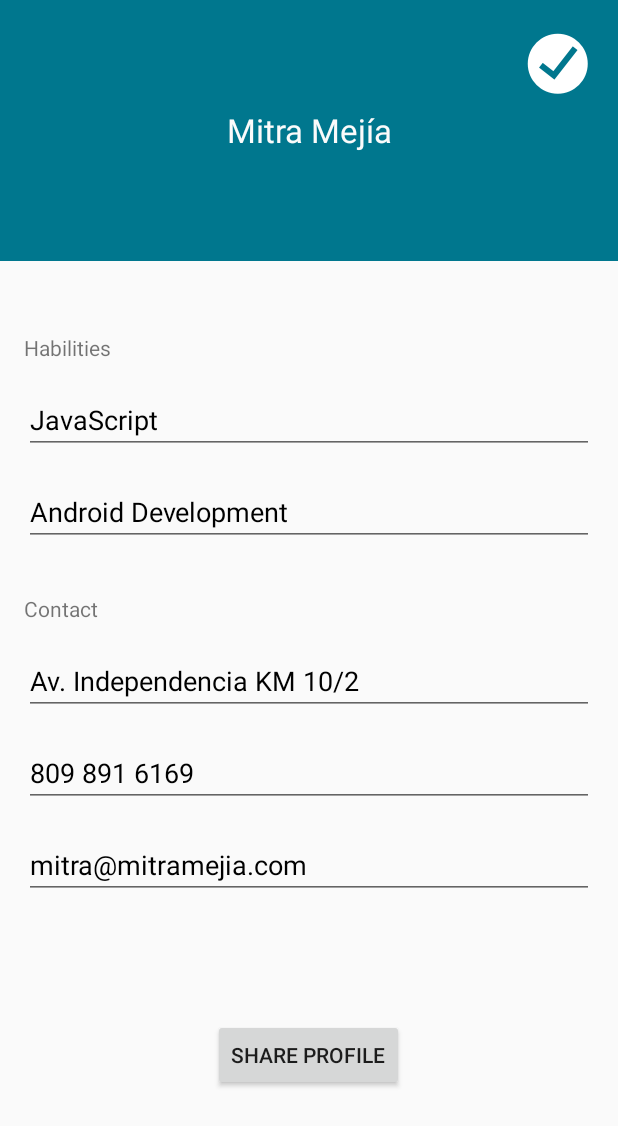
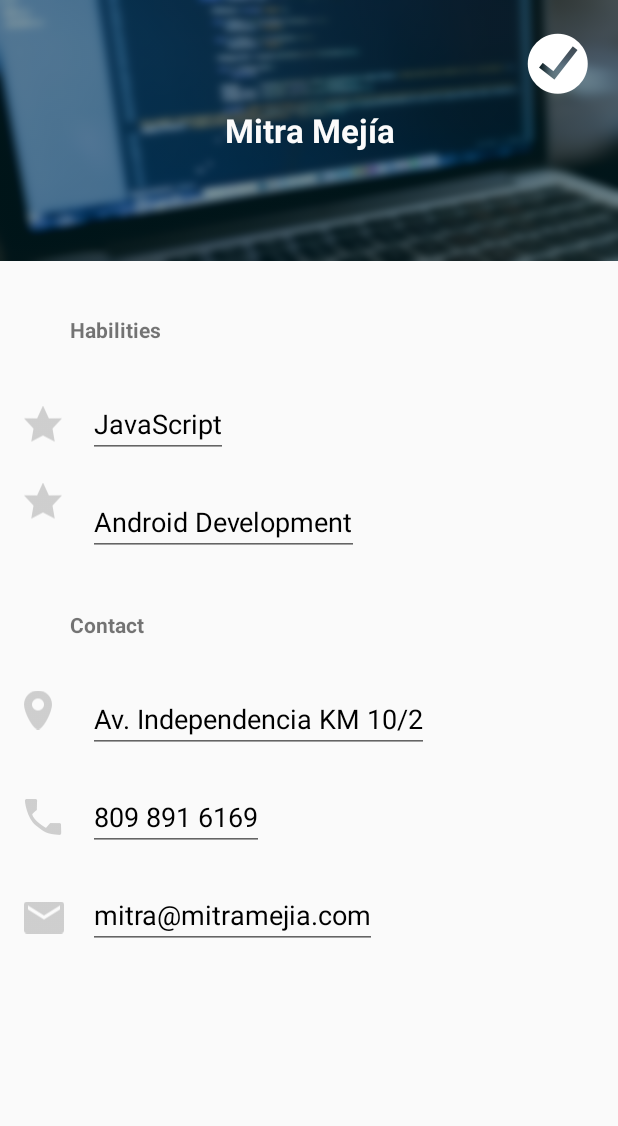
Before and after one commit to mitramejia/ecard, an Android app: the EditProfileActivity screen opened directly, with no data from a screen before it, on a phone screen of 412 x 824 dp. Shown: the top 1126 px of the screen. Run offline under Robolectric (Android 15) with nearby library versions, the phone set to English and light mode, and no system bars.

Commit message:
Update ui ids

```diff
--- a/app/src/main/res/layout/activity_main.xml
+++ b/app/src/main/res/layout/activity_main.xml
@@ -225,7 +225,7 @@
         android:layout_alignParentEnd="true"
         android:layout_marginEnd="19dp"
         android:src="@mipmap/icon_edit"
-        android:onClick="editUserProfile"
+        android:onClick="goToActivityEditUserProfile"
         android:adjustViewBounds="false"
         android:contextClickable="false"
         android:background="@color/transparent"
--- a/app/src/main/res/layout/edit_profile_activity.xml
+++ b/app/src/main/res/layout/edit_profile_activity.xml
@@ -15,25 +15,28 @@
         android:layout_height="@dimen/profileHeaderHeight"
         android:textAppearance="?android:attr/textAppearanceLarge"
         android:text="Mitra Mejía"
-        android:id="@+id/textUserFullName"
-
-        android:layout_gravity="fill|right|top"
+        android:id="@+id/editTextUserFullName"
+        android:layout_alignParentTop="true"
+        android:layout_centerHorizontal="true"
+        android:layout_gravity="end"
         android:gravity="center_vertical|center_horizontal"
-        android:autoText="false"
-        android:background="@color/colorPrimaryDark"
+        android:background="@mipmap/profile_bg"
         android:textColor="@color/white"
-        android:elegantTextHeight="true"
-        android:layout_row="0"
-        android:layout_column="0"
-        android:layout_alignParentTop="true" />
+        android:backgroundTintMode="src_over"
+        android:backgroundTint="@color/colorProfileImageBg"
+        android:contextClickable="false"
+        android:textStyle="bold"
+        android:textIsSelectable="true"
+        android:singleLine="true"
+        android:elegantTextHeight="false" />
 
     <GridLayout
         android:layout_width="fill_parent"
         android:layout_height="match_parent"
         android:layout_alignParentStart="false"
         android:rowCount="10"
-        android:columnCount="1"
-        android:layout_alignParentEnd="true"
+        android:columnCount="2"
+        android:layout_alignParentEnd="false"
         android:layout_marginLeft="0dp"
         android:layout_marginRight="0dp"
         android:layout_marginBottom="0dp"
@@ -41,8 +44,17 @@
         android:paddingRight="@dimen/activity_horizontal_margin"
         android:paddingTop="@dimen/activity_vertical_margin"
         android:paddingBottom="@dimen/activity_vertical_margin"
-        android:layout_below="@+id/textUserFullName"
-        android:id="@+id/gridLayout">
+        android:rowOrderPreserved="true"
+        android:layout_below="@+id/editTextUserFullName"
+        android:layout_alignParentTop="false"
+        android:layout_alignParentBottom="false"
+        android:alignmentMode="alignMargins"
+        android:columnOrderPreserved="true"
+        android:orientation="horizontal"
+        android:transitionGroup="false"
+        android:useDefaultMargins="true"
+        android:layout_marginTop="0dp"
+        android:focusableInTouchMode="true">
 
         <TextView
             android:layout_width="wrap_content"
@@ -50,102 +62,157 @@
             android:textAppearance="?android:attr/textAppearanceSmall"
             android:text="Habilities"
             android:id="@+id/labelUserHabilities"
+            android:layout_row="1"
+            android:layout_column="1"
+            android:textStyle="bold"
+            android:minHeight="30dp"
+            android:layout_marginTop="20dp" />
+
+        <ImageView
+            android:layout_width="25dp"
+            android:layout_height="25dp"
+            android:id="@+id/imageView3"
             android:layout_row="2"
             android:layout_column="0"
-            android:elegantTextHeight="false"
-            android:layout_marginTop="@dimen/label_margin_vertical" />
+            android:src="@mipmap/icon_star"
+            android:layout_gravity="bottom|left|fill_vertical|top"
+            android:layout_margin="0dp"
+            android:layout_marginTop="12dp"
+            android:minHeight="30dp" />
+
+        <ImageView
+            android:layout_width="25dp"
+            android:layout_height="25dp"
+            android:id="@+id/imageView2"
+            android:layout_row="3"
+            android:layout_column="0"
+            android:src="@mipmap/icon_star"
+            android:layout_margin="0dp"
+            android:layout_marginTop="12dp"
+            android:minHeight="30dp" />
 
         <EditText
-            android:layout_width="fill_parent"
+            android:layout_width="wrap_content"
             android:layout_height="wrap_content"
             android:textAppearance="?android:attr/textAppearanceMedium"
             android:text="JavaScript"
-            android:id="@+id/textUserHability1"
-            android:layout_row="3"
-            android:layout_column="0"
+            android:id="@+id/editTextUserHability1"
+            android:layout_row="2"
+            android:layout_column="1"
             android:layout_marginTop="@dimen/activity_vertical_margin"
             android:textColor="@android:color/black"
-            android:inputType="text"
             android:singleLine="false"
-            android:layout_gravity="top" />
-
-        <EditText
-            android:layout_width="fill_parent"
-            android:layout_height="wrap_content"
-            android:textAppearance="?android:attr/textAppearanceMedium"
-            android:text="Android Development"
-            android:id="@+id/textUserHability2"
-            android:layout_row="4"
-            android:layout_column="0"
-            android:layout_gravity="top"
-            android:layout_marginTop="@dimen/activity_vertical_margin"
-            android:textColor="@android:color/black"
-            android:inputType="text"
-            android:singleLine="false" />
+            android:layout_gravity="left"
+            android:layout_marginLeft="@dimen/activity_vertical_margin"
+            android:minHeight="30dp" />
 
         <TextView
-            android:layout_width="fill_parent"
+            android:layout_width="wrap_content"
             android:layout_height="wrap_content"
             android:textAppearance="?android:attr/textAppearanceSmall"
             android:text="Contact"
             android:id="@+id/labelUserContact"
+            android:layout_row="4"
+            android:layout_column="1"
+            android:layout_marginTop="@dimen/label_margin_vertical"
+            android:textStyle="bold"
+            android:layout_gravity="left"
+            android:minHeight="30dp" />
+
+        <EditText
+            android:layout_width="wrap_content"
+            android:layout_height="wrap_content"
+            android:textAppearance="?android:attr/textAppearanceMedium"
+            android:text="Android Development"
+            android:id="@+id/editTextUserHability2"
+            android:layout_row="3"
+            android:layout_column="1"
+            android:layout_marginTop="@dimen/activity_vertical_margin"
+            android:textColor="@android:color/black"
+            android:singleLine="false"
+            android:layout_gravity="top"
+            android:layout_marginLeft="@dimen/activity_vertical_margin"
+            android:minHeight="30dp" />
+
+        <ImageView
+            android:layout_width="wrap_content"
+            android:layout_height="wrap_content"
+            android:id="@+id/imageView4"
             android:layout_row="5"
             android:layout_column="0"
-            android:layout_gravity="top"
-            android:layout_marginTop="@dimen/label_margin_vertical" />
+            android:src="@mipmap/icon_location"
+            android:layout_gravity="bottom|left|fill_vertical|top"
+            android:layout_margin="0dp"
+            android:minHeight="30dp" />
 
         <EditText
-            android:layout_width="fill_parent"
+            android:layout_width="wrap_content"
             android:layout_height="wrap_content"
             android:textAppearance="?android:attr/textAppearanceMedium"
             android:text="Av. Independencia KM 10/2"
-            android:id="@+id/textUserDirection"
+            android:id="@+id/editTextUserDirection"
+            android:layout_row="5"
+            android:layout_column="1"
+            android:layout_marginTop="@dimen/activity_vertical_margin"
+            android:textColor="@android:color/black"
+            android:singleLine="false"
+            android:layout_gravity="left"
+            android:layout_marginLeft="@dimen/activity_vertical_margin"
+            android:minHeight="30dp" />
+
+        <ImageView
+            android:layout_width="wrap_content"
+            android:layout_height="wrap_content"
+            android:id="@+id/imageView5"
             android:layout_row="6"
             android:layout_column="0"
-            android:layout_gravity="top"
-            android:layout_marginTop="@dimen/activity_vertical_margin"
-            android:textColor="@android:color/black"
-            android:inputType="text"
-            android:singleLine="false" />
+            android:src="@mipmap/icon_phone"
+            android:layout_margin="0dp"
+            android:layout_gravity="bottom|left"
+            android:layout_marginBottom="12dp"
+            android:minHeight="30dp" />
 
         <EditText
-            android:layout_width="fill_parent"
+            android:layout_width="wrap_content"
             android:layout_height="wrap_content"
             android:textAppearance="?android:attr/textAppearanceMedium"
             android:text="809 891 6169"
-            android:id="@+id/textUserPhone"
-            android:layout_row="7"
-            android:layout_column="0"
-            android:layout_gravity="top"
+            android:id="@+id/editTextUserPhone"
+            android:layout_row="6"
+            android:layout_column="1"
             android:layout_marginTop="@dimen/activity_vertical_margin"
             android:textColor="@android:color/black"
-            android:inputType="phone"
-            android:singleLine="false" />
+            android:singleLine="false"
+            android:layout_gravity="left"
+            android:layout_marginLeft="@dimen/activity_vertical_margin"
+            android:minHeight="30dp" />
 
         <EditText
-            android:layout_width="fill_parent"
+            android:layout_width="wrap_content"
             android:layout_height="wrap_content"
             android:textAppearance="?android:attr/textAppearanceMedium"
             android:text="mitra@mitramejia.com"
-            android:id="@+id/textUserEmail"
-            android:layout_row="8"
-            android:layout_column="0"
-            android:layout_gravity="top"
+            android:id="@+id/editTextUserEmail"
+            android:layout_row="7"
+            android:layout_column="1"
             android:layout_marginTop="@dimen/activity_vertical_margin"
             android:textColor="@android:color/black"
-            android:inputType="textEmailAddress"
-            android:singleLine="false" />
+            android:singleLine="false"
+            android:layout_gravity="left"
+            android:layout_marginLeft="@dimen/activity_vertical_margin"
+            android:minHeight="30dp" />
 
-        <Button
+        <ImageView
             android:layout_width="wrap_content"
             android:layout_height="wrap_content"
-            android:id="@+id/buttonTransferNfc"
-            android:layout_row="9"
+            android:id="@+id/imageView6"
+            android:layout_row="7"
             android:layout_column="0"
-            android:layout_gravity="center"
-            android:text="@string/button_text_share_via_nfc"
-            android:longClickable="false"
-            android:onClick="updateUserProfile" />
+            android:src="@mipmap/icon_mail"
+            android:layout_margin="0dp"
+            android:layout_gravity="bottom|left"
+            android:minHeight="30dp"
+            android:layout_marginBottom="10dp" />
 
     </GridLayout>
 
@@ -158,6 +225,7 @@
         android:layout_alignParentEnd="true"
         android:layout_marginEnd="19dp"
         android:background="@color/transparent"
-        android:src="@mipmap/icon_done" />
+        android:src="@mipmap/icon_done"
+        android:onClick="updateUserProfile" />
 
 </RelativeLayout>
```
